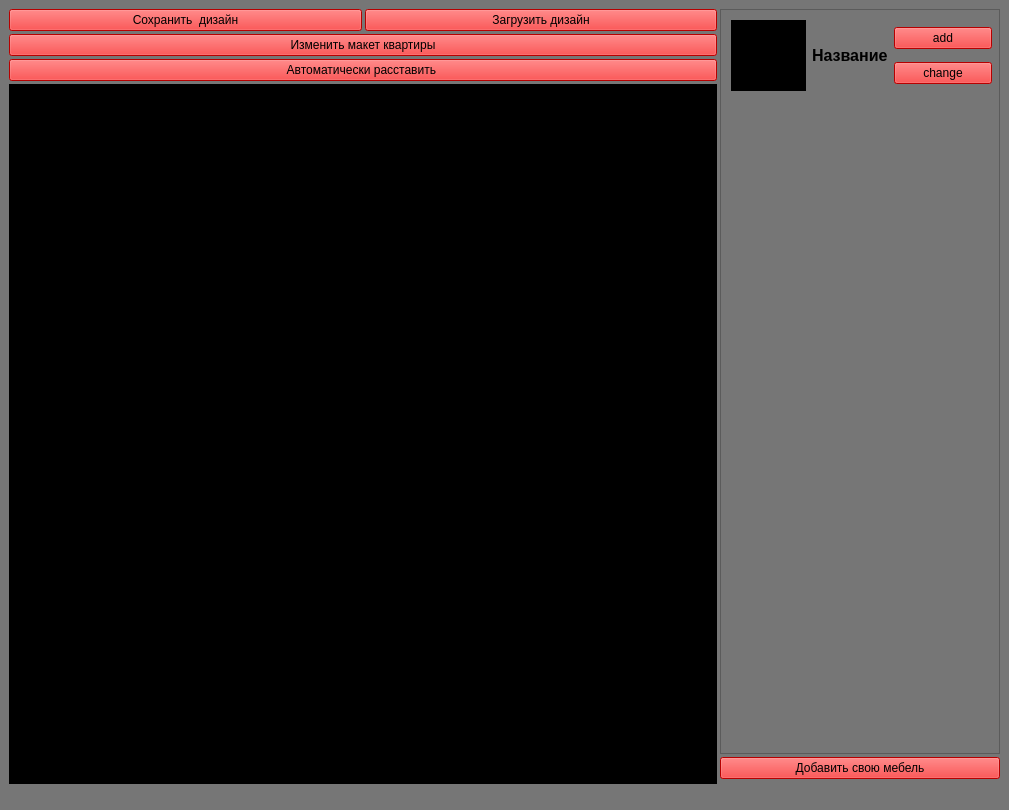
First picture: the form in Main_window.ui, repository antonianton228/Vasya_ne_glavniy_Clown_and_me, before the edit.
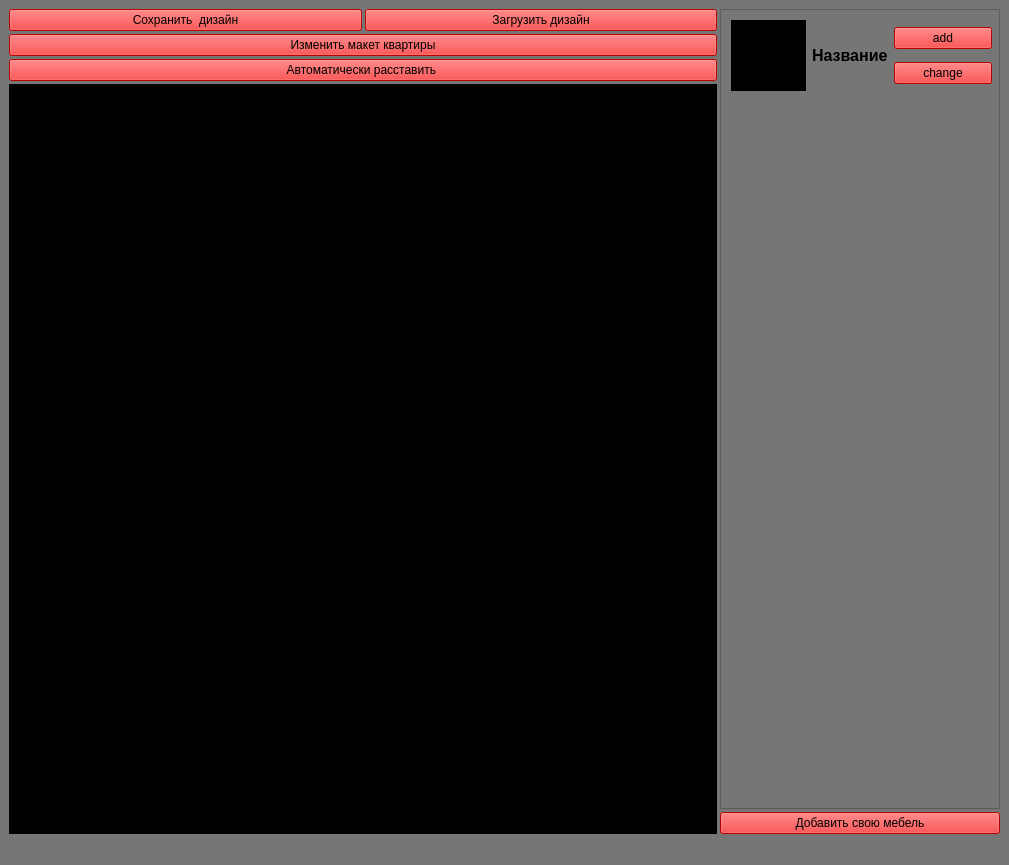
Second picture: the form after the edit.

```diff
--- a/Main_window.ui
+++ b/Main_window.ui
@@ -7,19 +7,13 @@
     <x>0</x>
     <y>0</y>
     <width>1009</width>
-    <height>810</height>
+    <height>854</height>
    </rect>
   </property>
-  <property name="minimumSize">
-   <size>
-    <width>1009</width>
-    <height>810</height>
-   </size>
-  </property>
   <property name="maximumSize">
    <size>
     <width>1009</width>
-    <height>810</height>
+    <height>854</height>
    </size>
   </property>
   <property name="windowTitle">
@@ -118,7 +112,7 @@
             <property name="minimumSize">
              <size>
               <width>700</width>
-              <height>700</height>
+              <height>750</height>
              </size>
             </property>
             <property name="styleSheet">
@@ -158,7 +152,7 @@
              <x>0</x>
              <y>0</y>
              <width>278</width>
-             <height>716</height>
+             <height>760</height>
             </rect>
            </property>
            <widget class="QWidget" name="horizontalLayoutWidget_3">
```
Left out of the diff: 4 changed lines with no effect on the pictures.
